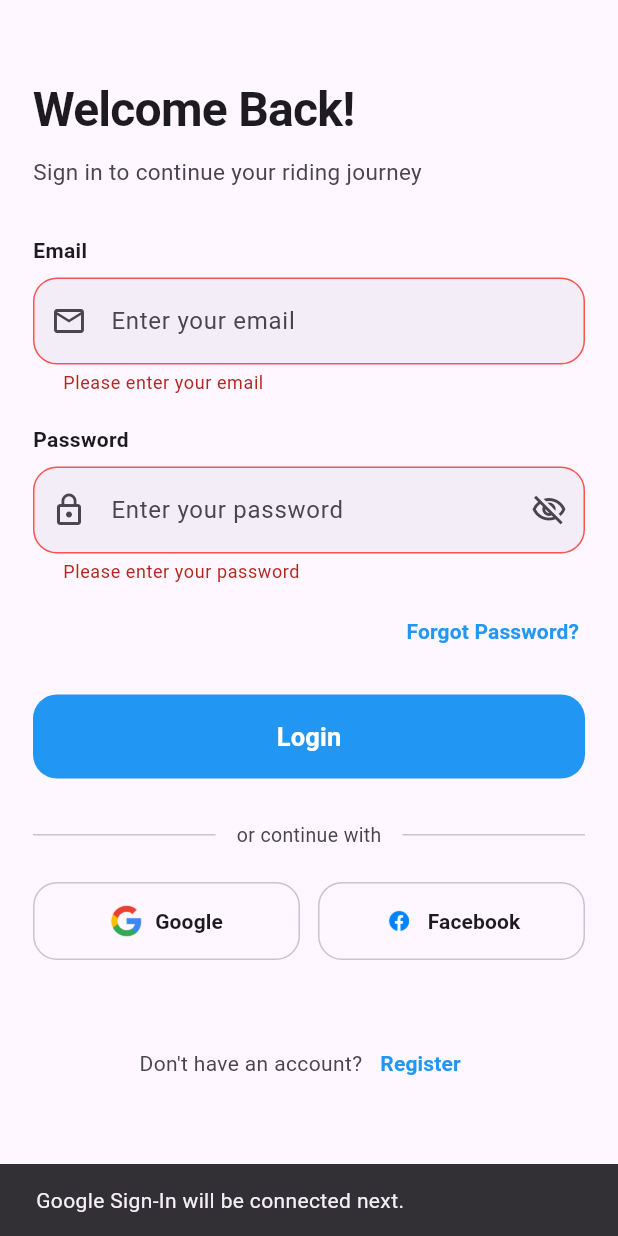
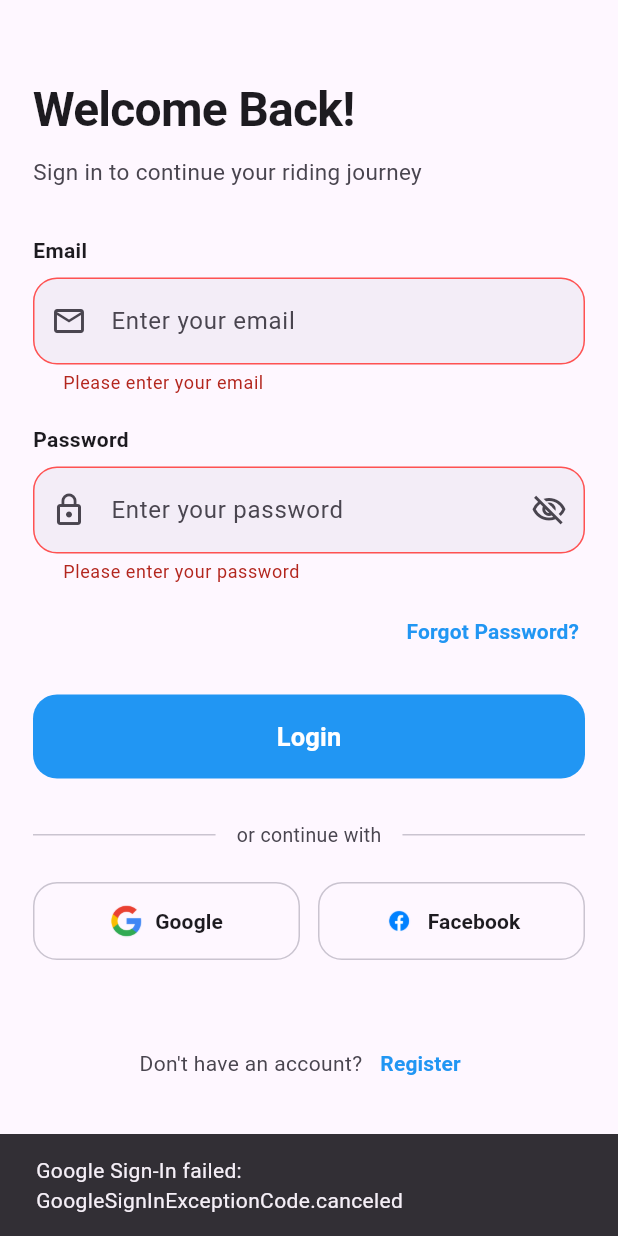
Before and after one commit to Sreenu-123/Ashwa, a Flutter app: the screen it shows after launch, after a tap on "Login", after a tap on "Google", on a phone screen of 412 x 824 dp. Run offline on Flutter 3.47's test engine with Material 3 defaults, Android fonts, the phone set to English and light mode, and no system bars; our stand-ins replace firebase_auth, firebase_core, google_sign_in, image_picker, shared_preferences; accounts and stored records are empty.

Commit message:
Add Google Sign-In for iOS

```diff
--- a/lib/Screens/Authentication/login_screen.dart
+++ b/lib/Screens/Authentication/login_screen.dart
@@ -1,5 +1,6 @@
 import 'package:flutter/material.dart';
 import 'package:firebase_auth/firebase_auth.dart';
+import 'package:google_sign_in/google_sign_in.dart';
 
 import '../Home/main_navigation_screen.dart';
 import './forget_password_screen.dart';
@@ -36,12 +37,32 @@ class _LoginScreenState extends State<LoginScreen> {
   final FirebaseAuth _auth = FirebaseAuth.instance;
 
   // ============================================================
+  // GOOGLE SIGN-IN
+  // ============================================================
+
+  final GoogleSignIn _googleSignIn = GoogleSignIn.instance;
+
+  late final Future<void> _googleSignInInitialization;
+
+  // ============================================================
   // VARIABLES
   // ============================================================
 
   bool obscurePassword = true;
 
   bool isLoading = false;
+
+  // ============================================================
+  // INIT STATE
+  // ============================================================
+
+  @override
+  void initState() {
+    super.initState();
+
+    // Initialize Google Sign-In exactly once.
+    _googleSignInInitialization = _googleSignIn.initialize();
+  }
 
   // ============================================================
   // DISPOSE
@@ -56,7 +77,7 @@ class _LoginScreenState extends State<LoginScreen> {
   }
 
   // ============================================================
-  // LOGIN
+  // EMAIL / PASSWORD LOGIN
   // ============================================================
 
   Future<void> login() async {
@@ -161,6 +182,163 @@ class _LoginScreenState extends State<LoginScreen> {
       ScaffoldMessenger.of(context).showSnackBar(
         const SnackBar(
           content: Text('Something went wrong. Please try again.'),
+        ),
+      );
+    } finally {
+      // ==========================================================
+      // STOP LOADING
+      // ==========================================================
+
+      if (mounted) {
+        setState(() {
+          isLoading = false;
+        });
+      }
+    }
+  }
+
+  // ============================================================
+  // GOOGLE SIGN-IN
+  // ============================================================
+
+  Future<void> signInWithGoogle() async {
+    // Close keyboard
+    FocusScope.of(context).unfocus();
+
+    // Prevent multiple login attempts
+    if (isLoading) {
+      return;
+    }
+
+    setState(() {
+      isLoading = true;
+    });
+
+    try {
+      // ==========================================================
+      // WAIT FOR GOOGLE SIGN-IN INITIALIZATION
+      // ==========================================================
+
+      await _googleSignInInitialization;
+
+      // ==========================================================
+      // CHECK PLATFORM SUPPORT
+      // ==========================================================
+
+      if (!_googleSignIn.supportsAuthenticate()) {
+        throw Exception('Google Sign-In is not supported on this platform.');
+      }
+
+      // ==========================================================
+      // GOOGLE ACCOUNT SIGN-IN
+      // ==========================================================
+
+      final GoogleSignInAccount googleUser = await _googleSignIn.authenticate();
+
+      // ==========================================================
+      // GET GOOGLE AUTHENTICATION
+      // ==========================================================
+
+      final GoogleSignInAuthentication googleAuth = googleUser.authentication;
+
+      // ==========================================================
+      // CHECK ID TOKEN
+      // ==========================================================
+
+      final String? idToken = googleAuth.idToken;
+
+      if (idToken == null) {
+        throw Exception('Google Sign-In failed: ID token is missing.');
+      }
+
+      // ==========================================================
+      // CREATE FIREBASE CREDENTIAL
+      // ==========================================================
+
+      final OAuthCredential credential = GoogleAuthProvider.credential(
+        idToken: idToken,
+      );
+
+      // ==========================================================
+      // SIGN IN TO FIREBASE
+      // ==========================================================
+
+      await _auth.signInWithCredential(credential);
+
+      if (!mounted) return;
+
+      // ==========================================================
+      // SUCCESS
+      // ==========================================================
+
+      ScaffoldMessenger.of(context).showSnackBar(
+        const SnackBar(content: Text('Google Sign-In successful!')),
+      );
+
+      // ==========================================================
+      // GO TO HOME
+      // ==========================================================
+
+      Navigator.pushAndRemoveUntil(
+        context,
+        MaterialPageRoute(
+          builder: (context) =>
+              NavigationScreen(onThemeChanged: widget.onThemeChanged),
+        ),
+        (route) => false,
+      );
+    } on FirebaseAuthException catch (e) {
+      if (!mounted) return;
+
+      String message;
+
+      // ==========================================================
+      // FIREBASE GOOGLE LOGIN ERRORS
+      // ==========================================================
+
+      switch (e.code) {
+        case 'account-exists-with-different-credential':
+          message =
+              'An account already exists with a different sign-in method.';
+          break;
+
+        case 'invalid-credential':
+          message = 'Google credential is invalid. Please try again.';
+          break;
+
+        case 'operation-not-allowed':
+          message = 'Google Sign-In is not enabled in Firebase.';
+          break;
+
+        case 'network-request-failed':
+          message = 'Network error. Please check your internet connection.';
+          break;
+
+        case 'user-disabled':
+          message = 'This account has been disabled.';
+          break;
+
+        default:
+          message = e.message ?? 'Google Sign-In failed. Please try again.';
+      }
+
+      ScaffoldMessenger.of(
+        context,
+      ).showSnackBar(SnackBar(content: Text(message)));
+    } on GoogleSignInException catch (e) {
+      if (!mounted) return;
+
+      ScaffoldMessenger.of(context).showSnackBar(
+        SnackBar(
+          content: Text('Google Sign-In failed: ${e.description ?? e.code}'),
+        ),
+      );
+    } catch (e) {
+      if (!mounted) return;
+
+      ScaffoldMessenger.of(context).showSnackBar(
+        const SnackBar(
+          content: Text('Google Sign-In was cancelled or failed.'),
         ),
       );
     } finally {
@@ -456,15 +634,7 @@ class _LoginScreenState extends State<LoginScreen> {
                         title: 'Google',
                         iconSize: 22,
 
-                        onPressed: () {
-                          ScaffoldMessenger.of(context).showSnackBar(
-                            const SnackBar(
-                              content: Text(
-                                'Google Sign-In will be connected next.',
-                              ),
-                            ),
-                          );
-                        },
+                        onPressed: signInWithGoogle,
                       ),
                     ),
 
--- a/pubspec.yaml
+++ b/pubspec.yaml
@@ -39,6 +39,7 @@ dependencies:
   path_provider: ^2.1.5
   firebase_core: ^4.13.0
   firebase_auth: ^6.5.7
+  google_sign_in: ^7.2.0
 
 dev_dependencies:
   flutter_test:
```
Also changed, not shown: lib/firebase_options.dart, pubspec.lock, 9 other files.
